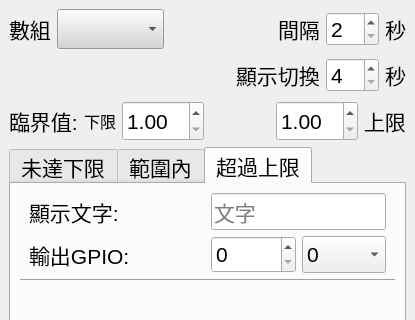
First picture: the form in src/common/cEdit/EditTxObj.ui, repository roger0816/BoardT, before the edit; both pictures show x 0 to 415 and y 0 to 320 of the 415 by 684 pixel window.
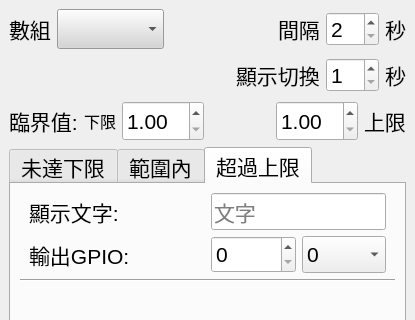
Second picture: the form after the edit.

Patch:
```diff
--- a/src/common/cEdit/EditTxObj.ui
+++ b/src/common/cEdit/EditTxObj.ui
@@ -327,7 +327,7 @@
                </font>
               </property>
               <property name="minimum">
-               <number>4</number>
+               <number>1</number>
               </property>
              </widget>
             </item>
```
Left out of the diff: 12 changed lines with no effect on the pictures.
